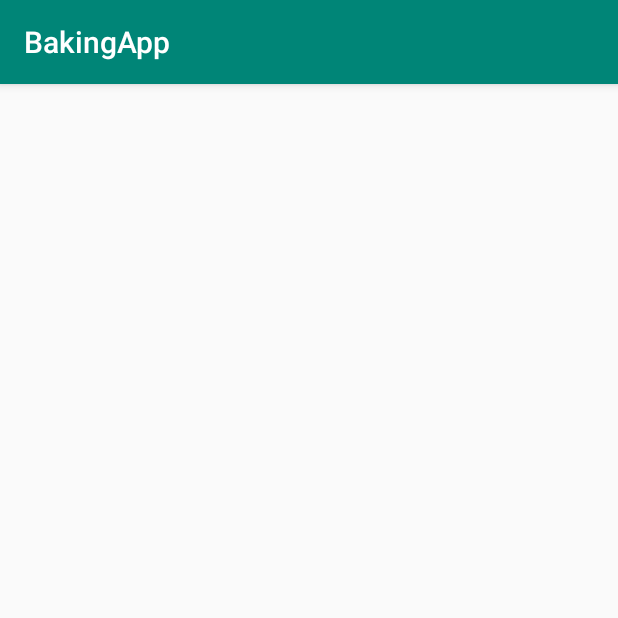
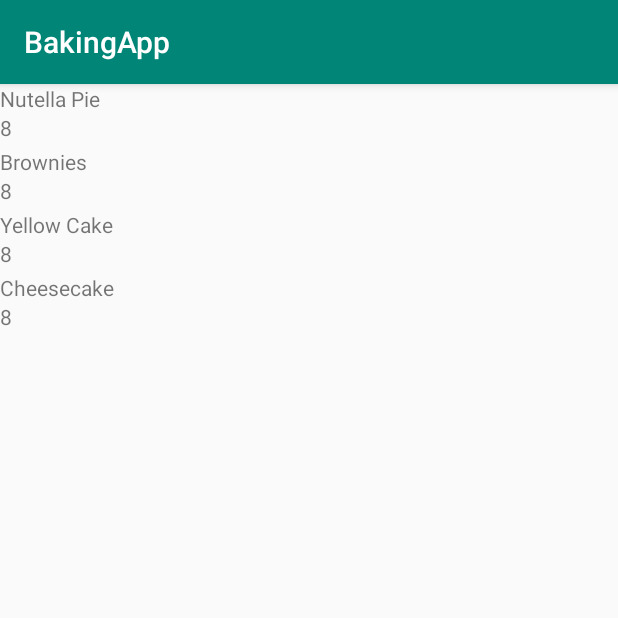
Before and after one commit to nbdinara/BakingApp, an Android app: the screen it shows after launch (MainActivity), on a phone screen of 412 x 824 dp, the top half of it. Run offline under Robolectric (Android 15) with nearby library versions, the phone set to English and light mode, and no system bars.

Commit message:
Data from baking.json successfully is being processed and displayed in the app

```diff
--- a/app/src/main/java/com/example/bakingapp/MainActivity.java
+++ b/app/src/main/java/com/example/bakingapp/MainActivity.java
@@ -5,12 +5,27 @@ import androidx.recyclerview.widget.LinearLayoutManager;
 import androidx.recyclerview.widget.RecyclerView;
 
 import android.content.Context;
+import android.os.AsyncTask;
 import android.os.Bundle;
+import android.util.Log;
+import android.view.View;
 import android.widget.ProgressBar;
 import android.widget.TextView;
 import android.widget.Toast;
 
 import com.example.bakingapp.model.Recipe;
+import com.example.bakingapp.utilities.JsonUtils;
+
+import org.json.JSONException;
+
+import java.io.FileReader;
+import java.io.IOException;
+import java.io.InputStream;
+import java.net.URL;
+import java.util.ArrayList;
+import java.util.List;
+import static android.content.ContentValues.TAG;
+
 
 public class MainActivity extends AppCompatActivity implements RecipeAdapter.RecipeAdapterOnClickHandler{
 
@@ -19,6 +34,8 @@ public class MainActivity extends AppCompatActivity implements RecipeAdapter.Rec
     private ProgressBar mLoadingIndicator;
     private TextView mErrorMessageDisplay;
     private RecipeAdapter mRecipeAdapter;
+    ArrayList<Recipe> mRecipes;
+
 
     @Override
     protected void onCreate(Bundle savedInstanceState) {
@@ -36,6 +53,39 @@ public class MainActivity extends AppCompatActivity implements RecipeAdapter.Rec
 
         mRecipeAdapter = new RecipeAdapter(this);
         mRecyclerView.setAdapter(mRecipeAdapter);
+
+        loadRecipesData();
+
+    }
+
+    public void loadRecipesData(){
+        mRecipes = JsonUtils.getRecipesArrayFromJson(getApplicationContext());
+        Log.d(TAG, "recipes array size: " + mRecipes.size());
+        if (mRecipes.size() != 0){
+            showRecipesData();
+            mRecipeAdapter.setRecipesData(mRecipes);
+        } else {
+            showErrorMessage();
+        }
+
+    }
+
+    public void showLoadingIndicator(){
+        mRecyclerView.setVisibility(View.GONE);
+        mErrorMessageDisplay.setVisibility(View.GONE);
+        mLoadingIndicator.setVisibility(View.VISIBLE);
+    }
+
+    public void showErrorMessage(){
+        mRecyclerView.setVisibility(View.GONE);
+        mLoadingIndicator.setVisibility(View.GONE);
+        mErrorMessageDisplay.setVisibility(View.VISIBLE);
+    }
+
+    public void showRecipesData() {
+        mErrorMessageDisplay.setVisibility(View.GONE);
+        mLoadingIndicator.setVisibility(View.GONE);
+        mRecyclerView.setVisibility(View.VISIBLE);
     }
 
 
@@ -53,4 +103,8 @@ public class MainActivity extends AppCompatActivity implements RecipeAdapter.Rec
         Toast.makeText(context, recipe.getName(), Toast.LENGTH_SHORT)
                 .show();
     }
+
+
+
+
 }
--- a/app/src/main/java/com/example/bakingapp/RecipeAdapter.java
+++ b/app/src/main/java/com/example/bakingapp/RecipeAdapter.java
@@ -35,7 +35,7 @@ public class RecipeAdapter extends RecyclerView.Adapter<RecipeAdapter.RecipeAdap
         private final TextView mRecipeServingView;
         private final ProgressBar mProgressBar;
 
-        RecipeAdapterViewHolder(View view) {
+        private RecipeAdapterViewHolder(View view) {
             super(view);
             mRecipeNameView = view.findViewById(R.id.tv_recipe_name);
             mRecipeServingView = view.findViewById(R.id.tv_recipe_serving);
@@ -59,7 +59,7 @@ public class RecipeAdapter extends RecyclerView.Adapter<RecipeAdapter.RecipeAdap
 
     @NonNull
     @Override
-    public RecipeAdapter.RecipeAdapterViewHolder onCreateViewHolder(ViewGroup viewGroup, int viewType) {
+    public RecipeAdapterViewHolder onCreateViewHolder(ViewGroup viewGroup, int viewType) {
         Context context = viewGroup.getContext();
         int layoutIdForListItem = R.layout.recipe_list_item;
         LayoutInflater inflater = LayoutInflater.from(context);
@@ -74,7 +74,7 @@ public class RecipeAdapter extends RecyclerView.Adapter<RecipeAdapter.RecipeAdap
 
 
     @Override
-    public void onBindViewHolder(final RecipeAdapterViewHolder recipeAdapterViewHolder, int position) {
+    public void onBindViewHolder(RecipeAdapterViewHolder recipeAdapterViewHolder, int position) {
         String name = mRecipesData.get(position).getName();
         recipeAdapterViewHolder.mRecipeNameView.setText(name);
         int serving = mRecipesData.get(position).getServing();
@@ -94,7 +94,7 @@ public class RecipeAdapter extends RecyclerView.Adapter<RecipeAdapter.RecipeAdap
         return mRecipesData.size();
     }
 
-    public void setMoviesData(List<Recipe> recipesData) {
+    public void setRecipesData(List<Recipe> recipesData) {
         mRecipesData = recipesData;
         notifyDataSetChanged();
     }
--- a/app/src/main/java/com/example/bakingapp/utilities/JsonUtils.java
+++ b/app/src/main/java/com/example/bakingapp/utilities/JsonUtils.java
@@ -1,4 +1,8 @@
 package com.example.bakingapp.utilities;
+
+import android.content.Context;
+import android.util.JsonReader;
+import android.util.Log;
 
 import com.example.bakingapp.model.Ingredient;
 import com.example.bakingapp.model.Recipe;
@@ -8,8 +12,12 @@ import org.json.JSONArray;
 import org.json.JSONException;
 import org.json.JSONObject;
 
+import java.io.IOException;
+import java.io.InputStream;
 import java.util.ArrayList;
 import java.util.List;
+
+import static android.content.ContentValues.TAG;
 
 public class JsonUtils {
 
@@ -33,7 +41,24 @@ public class JsonUtils {
 
 
 
-    public static List<Recipe> getRecipesArrayFromJson(String recipesJsonStr) {
+    private static String loadJSONFromAsset(Context context) {
+        String json;
+        try {
+            InputStream is = context.getAssets().open("baking.json");
+            int size = is.available();
+            byte[] buffer = new byte[size];
+            is.read(buffer);
+            is.close();
+            json = new String(buffer, "UTF-8");
+        } catch (IOException ex) {
+            ex.printStackTrace();
+            return null;
+        }
+        return json;
+    }
+
+
+    public static ArrayList<Recipe> getRecipesArrayFromJson(Context context) {
 
         ArrayList<Recipe> parsedRecipes = new ArrayList<>();
         ArrayList<Ingredient> parsedIngredients = new ArrayList<>();
@@ -41,15 +66,15 @@ public class JsonUtils {
 
        // title, release date, movie poster, vote average, and plot synopsis.
         try {
-            JSONObject jsonObject = new JSONObject(recipesJsonStr);
-            JSONArray results = jsonObject.optJSONArray("");
-            assert results != null;
+            String recipesJsonStr = loadJSONFromAsset(context);
+            JSONArray results = new JSONArray(recipesJsonStr);
             for (int i = 0; i < results.length(); i++){
                 JSONObject recipe = results.optJSONObject(i);
                 int id = recipe.optInt(ID);
                 String name = recipe.optString(NAME);
                 JSONArray ingredients = recipe.optJSONArray(INGREDIENTS);
-                for (int j = 0; j < ingredients.length(); j++){
+                if (ingredients != null) {
+                    for (int j = 0; j < ingredients.length(); j++) {
                         JSONObject ingredient = ingredients.optJSONObject(j);
                         double quantity = ingredient.optDouble(QUANTITY);
                         String measure = ingredient.optString(MEASURE);
@@ -57,10 +82,11 @@ public class JsonUtils {
                         Ingredient mIngredient = new Ingredient(quantity, measure, ingredientName);
                         parsedIngredients.add(mIngredient);
                     }
-
+                }
                 JSONArray steps = recipe.optJSONArray(STEPS);
-                for (int j = 0; j < steps.length(); j++){
-                    JSONObject step = ingredients.optJSONObject(j);
+                if (steps != null) {
+                    for (int j = 0; j < steps.length(); j++) {
+                        JSONObject step = steps.optJSONObject(j);
                         int stepId = step.optInt(STEP_ID);
                         String shortDescription = step.optString(SHORT_DESCRIPTION);
                         String description = step.optString(DESCRIPTION);
@@ -68,8 +94,9 @@ public class JsonUtils {
                         String thumbnailURL = step.optString(THUMBNAIL_URL);
                         Step mStep = new Step(stepId, shortDescription, description, videoURL, thumbnailURL);
                         parsedSteps.add(mStep);
+                        Log.d(TAG, "description : " + description);
                     }
-
+                }
 
                 int serving = recipe.optInt(SERVING);
                 String image = recipe.optString(IMAGE);
--- a/app/src/main/res/layout/recipe_list_item.xml
+++ b/app/src/main/res/layout/recipe_list_item.xml
@@ -1,14 +1,14 @@
 <?xml version="1.0" encoding="utf-8"?>
 <FrameLayout xmlns:android="http://schemas.android.com/apk/res/android"
     android:layout_width="match_parent"
-    android:layout_height="match_parent"
+    android:layout_height="wrap_content"
     xmlns:tools="http://schemas.android.com/tools">
 
     <LinearLayout
         android:id="@+id/recipe_list_item"
         android:layout_width="match_parent"
         android:layout_height="wrap_content"
-        android:visibility="invisible"
+        android:visibility="visible"
         android:orientation="vertical">
 
         <TextView
@@ -30,5 +30,5 @@
         android:layout_height="42dp"
         android:layout_width="42dp"
         android:layout_gravity="center"
-        android:visibility="visible"/>
+        android:visibility="invisible"/>
 </FrameLayout>
```
Lines whose indentation alone changed are shown as unchanged.
